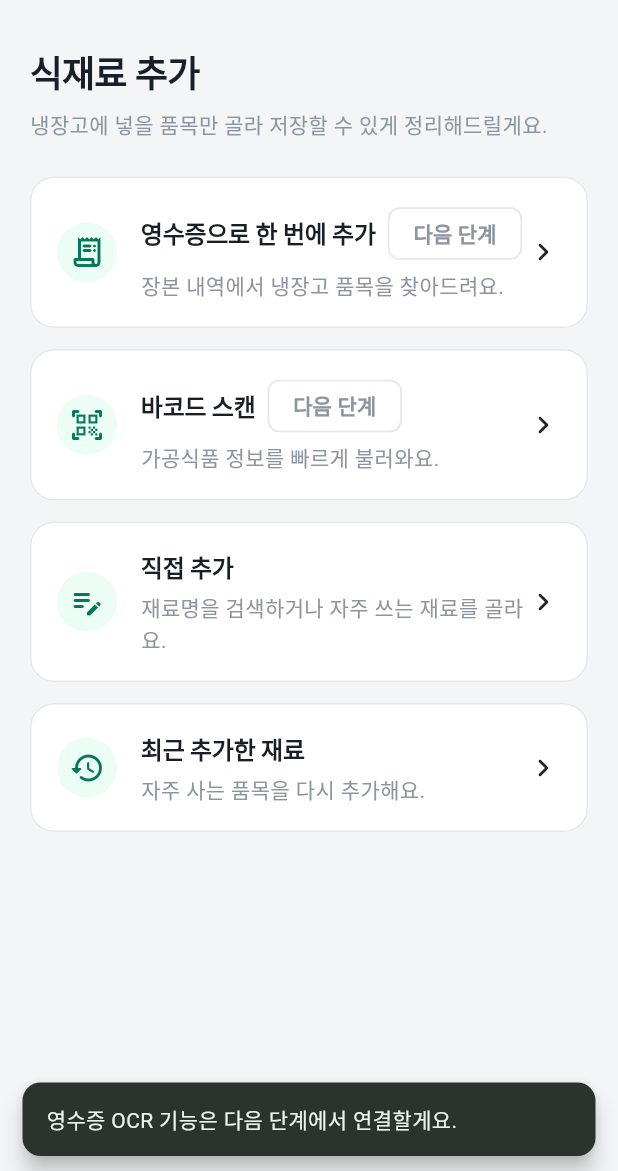
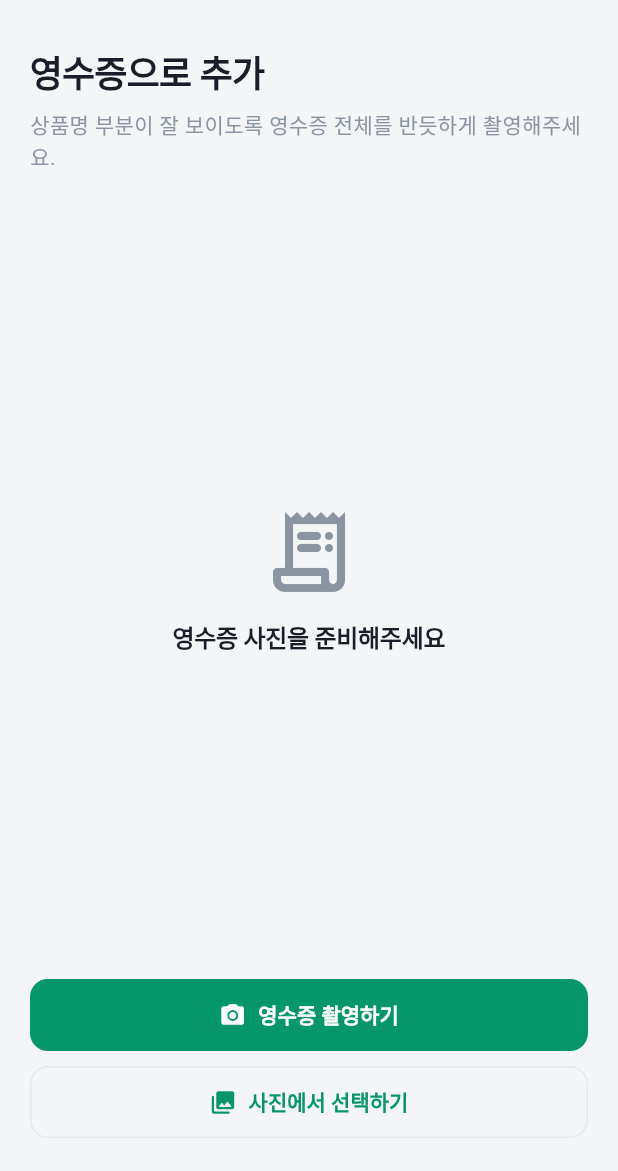
Before and after one commit to wookmin/moapp_Teamp, a Flutter app: the FoodAddMethodScreen screen opened directly, after a tap on "영수증으로 한 번에 추가", on a phone screen of 412 x 824 dp, the part 65-1236 px from its top. Run offline on Flutter 3.47's test engine with Material 3 defaults, Android fonts, the phone set to English and light mode, and no system bars; our stand-ins replace app_links, cloud_firestore, firebase_auth, firebase_core, firebase_storage, flutter_dotenv and 10 more; accounts and stored records are empty.

Commit message:
feat: add receipt OCR scanning functionality using ML Kit and improve food item matching logic

```diff
--- a/lib/main.dart
+++ b/lib/main.dart
@@ -12,6 +12,7 @@ import 'screens/expiry_management/expiry_management_screen.dart';
 import 'screens/food_add/confirm_food_items_screen.dart';
 import 'screens/food_add/food_add_method_screen.dart';
 import 'screens/food_add/manual_food_add_screen.dart';
+import 'screens/food_add/receipt_ocr_screen.dart';
 import 'screens/login/login_screen.dart';
 import 'screens/storage_search/shared_fridge_invite_screen.dart';
 import 'screens/storage_search/storage_rulebook_screen.dart';
@@ -129,6 +130,7 @@ class _TeamProjectAppState extends State<TeamProjectApp> {
       '/login' => (_) => const LoginScreen(),
       '/add-food' => (_) => const FoodAddMethodScreen(),
       '/add-food/manual' => (_) => const ManualFoodAddScreen(),
+      '/add-food/receipt' => (_) => const ReceiptOcrScreen(),
       '/add-food/confirm' => (_) => const ConfirmFoodItemsScreen(),
       '/expiry-management' => (_) => const ExpiryManagementScreen(),
       '/storage-search' => (_) => const AppShell(initialIndex: 1),
--- a/lib/screens/food_add/food_add_method_screen.dart
+++ b/lib/screens/food_add/food_add_method_screen.dart
@@ -73,8 +73,7 @@ class FoodAddMethodScreen extends StatelessWidget {
             icon: Icons.receipt_long_rounded,
             title: '영수증으로 한 번에 추가',
             description: '장본 내역에서 냉장고 품목을 찾아드려요.',
-            badge: '다음 단계',
-            onTap: () => _showComingSoon(context, '영수증 OCR'),
+            onTap: () => Navigator.of(context).pushNamed('/add-food/receipt'),
           ),
           _AddMethodCard(
             icon: Icons.qr_code_scanner_rounded,
--- /dev/null
+++ b/lib/screens/food_add/receipt_ocr_screen.dart
@@ -0,0 +1,160 @@
+import 'dart:io';
+
+import 'package:flutter/material.dart';
+import 'package:image_picker/image_picker.dart';
+
+import '../../services/receipt_ocr_service.dart';
+import '../../widgets/common_app_bar.dart';
+
+class ReceiptOcrScreen extends StatefulWidget {
+  const ReceiptOcrScreen({super.key});
+
+  @override
+  State<ReceiptOcrScreen> createState() => _ReceiptOcrScreenState();
+}
+
+class _ReceiptOcrScreenState extends State<ReceiptOcrScreen> {
+  final ImagePicker _imagePicker = ImagePicker();
+  final ReceiptOcrService _ocrService = ReceiptOcrService();
+
+  XFile? _receiptImage;
+  bool _isRecognizing = false;
+
+  Future<void> _pickAndRecognize(ImageSource source) async {
+    try {
+      final image = await _imagePicker.pickImage(
+        source: source,
+        maxWidth: 2200,
+        imageQuality: 92,
+      );
+      if (image == null || !mounted) return;
+
+      setState(() {
+        _receiptImage = image;
+        _isRecognizing = true;
+      });
+
+      final items = await _ocrService.recognizeImage(image.path);
+      if (!mounted) return;
+
+      if (items.isEmpty) {
+        ScaffoldMessenger.of(context).showSnackBar(
+          const SnackBar(
+            content: Text('상품명을 찾지 못했어요. 영수증을 반듯하고 선명하게 다시 촬영해주세요.'),
+          ),
+        );
+        return;
+      }
+
+      await Navigator.of(
+        context,
+      ).pushNamed('/add-food/confirm', arguments: items);
+    } catch (error) {
+      if (!mounted) return;
+      ScaffoldMessenger.of(
+        context,
+      ).showSnackBar(SnackBar(content: Text('영수증 인식에 실패했어요: $error')));
+    } finally {
+      if (mounted) {
+        setState(() => _isRecognizing = false);
+      }
+    }
+  }
+
+  @override
+  Widget build(BuildContext context) {
+    final theme = Theme.of(context);
+    final colorScheme = theme.colorScheme;
+
+    return Scaffold(
+      appBar: const CommonAppBar(showBackButton: true),
+      body: ListView(
+        padding: const EdgeInsets.fromLTRB(20, 16, 20, 28),
+        children: [
+          Text(
+            '영수증으로 추가',
+            style: theme.textTheme.headlineSmall?.copyWith(
+              fontWeight: FontWeight.w800,
+            ),
+          ),
+          const SizedBox(height: 8),
+          Text(
+            '상품명 부분이 잘 보이도록 영수증 전체를 반듯하게 촬영해주세요.',
+            style: theme.textTheme.bodyMedium?.copyWith(
+              color: colorScheme.onSurfaceVariant,
+            ),
+          ),
+          const SizedBox(height: 24),
+          AspectRatio(
+            aspectRatio: 3 / 4,
+            child: DecoratedBox(
+              decoration: BoxDecoration(
+                color: colorScheme.surfaceContainerHighest,
+                borderRadius: BorderRadius.circular(20),
+              ),
+              child: ClipRRect(
+                borderRadius: BorderRadius.circular(20),
+                child: _receiptImage == null
+                    ? const _ReceiptPlaceholder()
+                    : Image.file(
+                        File(_receiptImage!.path),
+                        fit: BoxFit.contain,
+                      ),
+              ),
+            ),
+          ),
+          const SizedBox(height: 18),
+          FilledButton.icon(
+            onPressed: _isRecognizing
+                ? null
+                : () => _pickAndRecognize(ImageSource.camera),
+            icon: const Icon(Icons.camera_alt_rounded),
+            label: const Text('영수증 촬영하기'),
+          ),
+          const SizedBox(height: 10),
+          OutlinedButton.icon(
+            onPressed: _isRecognizing
+                ? null
+                : () => _pickAndRecognize(ImageSource.gallery),
+            icon: const Icon(Icons.photo_library_rounded),
+            label: const Text('사진에서 선택하기'),
+          ),
+          if (_isRecognizing) ...[
+            const SizedBox(height: 24),
+            const Center(child: CircularProgressIndicator()),
+            const SizedBox(height: 10),
+            const Center(child: Text('상품명을 읽고 있어요...')),
+          ],
+        ],
+      ),
+    );
+  }
+}
+
+class _ReceiptPlaceholder extends StatelessWidget {
+  const _ReceiptPlaceholder();
+
+  @override
+  Widget build(BuildContext context) {
+    final colorScheme = Theme.of(context).colorScheme;
+    return Center(
+      child: Column(
+        mainAxisSize: MainAxisSize.min,
+        children: [
+          Icon(
+            Icons.receipt_long_rounded,
+            size: 64,
+            color: colorScheme.onSurfaceVariant,
+          ),
+          const SizedBox(height: 12),
+          Text(
+            '영수증 사진을 준비해주세요',
+            style: Theme.of(
+              context,
+            ).textTheme.titleMedium?.copyWith(fontWeight: FontWeight.w700),
+          ),
+        ],
+      ),
+    );
+  }
+}
```
Also changed, not shown: lib/data/food_shelf_life_presets.dart (+36 -1 lines), lib/services/food_item_recognition_service.dart (+8 -2 lines), lib/services/receipt_ocr_service.dart (added, +94 -0 lines), 5 other files.
